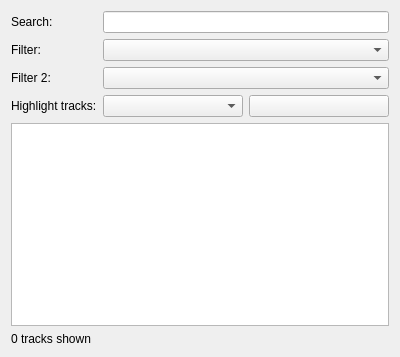
This is src/gui-remote/collectionwidget.ui in hyperquantum/PMP as Qt 5 draws it before an edit. The edited form follows.
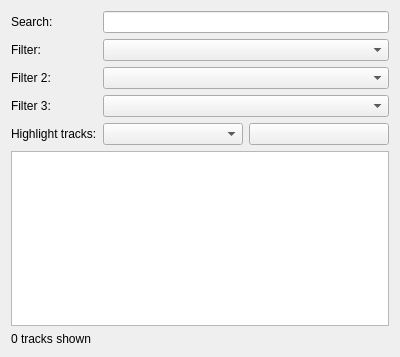
This is the edited form.

Commit message:
Music collection view: add third filter field
Add a third filter combobox to the music collection view. The third
filter field will only be visible when the first or the second filter is
set to something other than "none". All filters are combined with a
logical "AND" operation, so a track will only be shown in the list if it
satisfies all of the filters that are not set to "none".

```diff
--- a/src/gui-remote/collectionwidget.ui
+++ b/src/gui-remote/collectionwidget.ui
@@ -36,14 +36,14 @@
        </property>
       </widget>
      </item>
-     <item row="3" column="0">
+     <item row="4" column="0">
       <widget class="QLabel" name="highlightTracksLabel">
        <property name="text">
         <string>Highlight tracks:</string>
        </property>
       </widget>
      </item>
-     <item row="3" column="1">
+     <item row="4" column="1">
       <layout class="QHBoxLayout" name="horizontalLayout">
        <item>
         <widget class="QComboBox" name="highlightTracksComboBox">
@@ -85,6 +85,20 @@
        </property>
       </widget>
      </item>
+     <item row="3" column="0">
+      <widget class="QLabel" name="filterTracks3Label">
+       <property name="text">
+        <string>Filter 3:</string>
+       </property>
+      </widget>
+     </item>
+     <item row="3" column="1">
+      <widget class="QComboBox" name="filterTracks3ComboBox">
+       <property name="maxVisibleItems">
+        <number>15</number>
+       </property>
+      </widget>
+     </item>
     </layout>
    </item>
    <item>
```
The commit also changes 6 other files.
